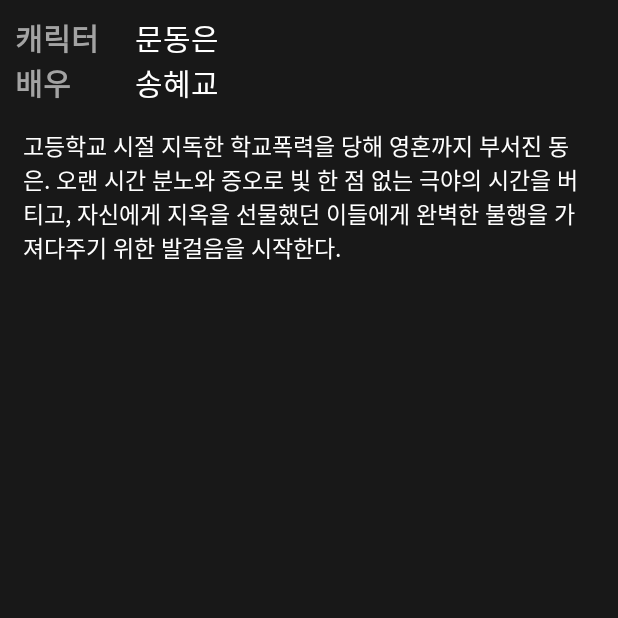
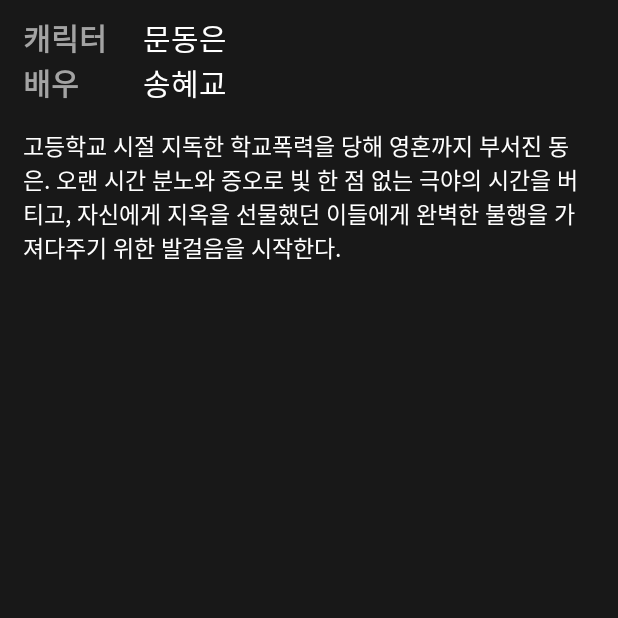
Before and after one commit to changs97/TheGloryCharacters, an Android app: the screen it shows after launch (MainActivity), after a tap on "캐릭터", on a phone screen of 412 x 824 dp, the top half of it. Run offline under Robolectric (Android 15) with nearby library versions, the phone set to English and light mode, and no system bars; our stand-ins replace Timber, data binding; pictures from the network do not load.

Commit message:
프로젝트 구조 변경

```diff
--- a/app/src/main/AndroidManifest.xml
+++ b/app/src/main/AndroidManifest.xml
@@ -14,11 +14,10 @@
         android:supportsRtl="true"
         android:theme="@style/Theme.TheGloryCharacters"
         tools:targetApi="31">
-        <activity
-            android:name=".ui.DetailActivity"
-            android:exported="false" />
+
         <activity
             android:name=".ui.MainActivity"
+            android:screenOrientation="portrait"
             android:exported="true">
             <intent-filter>
                 <action android:name="android.intent.action.MAIN" />
--- a/app/src/main/java/com/changs/theglorycharacters/binding/BindingAdapters.kt
+++ b/app/src/main/java/com/changs/theglorycharacters/binding/BindingAdapters.kt
@@ -20,8 +20,8 @@ fun ViewPager2.setItems(list: List<Character>?) {
 
 @BindingAdapter("character")
 fun CharacterView.setCharacter(character: Character) {
-    characterName.text = character.characterName
-    actorName.text = character.actor
+    setActorName(character.actor)
+    setCharacterName(character.characterName)
 
     Glide.with(context)
         .load(character.image)
--- a/app/src/main/java/com/changs/theglorycharacters/ui/MainActivity.kt
+++ b/app/src/main/java/com/changs/theglorycharacters/ui/MainActivity.kt
@@ -3,8 +3,10 @@ package com.changs.theglorycharacters.ui
 import android.app.ActivityOptions
 import android.content.Intent
 import android.net.Uri
+import android.os.Build
 import android.os.Bundle
 import android.view.View
+import android.view.WindowInsetsController
 import androidx.activity.viewModels
 import androidx.navigation.findNavController
 import androidx.viewpager2.widget.ViewPager2
@@ -22,6 +24,6 @@ class MainActivity : BaseActivity<ActivityMainBinding>(R.layout.activity_main) {
     override fun onCreate(savedInstanceState: Bundle?) {
         super.onCreate(savedInstanceState)
         binding.lifecycleOwner = this
-        binding.viewModel = viewModel
+        binding.viewModel = viewModel // 액티비티의 뷰모델이 필요한가? 현재 홈 프래그먼트의 뷰모델만 필요한거 아닌지 생각
     }
 }
--- a/app/src/main/java/com/changs/theglorycharacters/ui/adapter/CharacterViewHolder.kt
+++ b/app/src/main/java/com/changs/theglorycharacters/ui/adapter/CharacterViewHolder.kt
@@ -15,22 +15,10 @@ class CharacterViewHolder(
 ) : RecyclerView.ViewHolder(binding.root) {
 
     init {
-        //binding.listener = listener
+        binding.listener = listener
     }
 
     fun bind(item: Character) {
-
-        binding.characterItemView.setOnClickListener {
-
-            val directions = HomeFragmentDirections.actionHomeFragmentToDetailFragment(item)
-            val extras = FragmentNavigatorExtras(it to item.characterName)
-
-            itemView.findNavController().navigate(
-                directions,
-                extras
-            )
-        }
-        binding.characterItemView.transitionName = item.characterName
         binding.item = item
         binding.executePendingBindings()
     }
--- a/app/src/main/java/com/changs/theglorycharacters/ui/custom/CharacterView.kt
+++ b/app/src/main/java/com/changs/theglorycharacters/ui/custom/CharacterView.kt
@@ -16,6 +16,7 @@ import androidx.core.content.ContextCompat
 import com.changs.theglorycharacters.R
 
 
+// 개선하기
 class CharacterView : LinearLayout {
     lateinit var characterName: TextView
     lateinit var actorName: TextView
--- a/app/src/main/java/com/changs/theglorycharacters/ui/fragment/DetailFragment.kt
+++ b/app/src/main/java/com/changs/theglorycharacters/ui/fragment/DetailFragment.kt
@@ -1,11 +1,9 @@
 package com.changs.theglorycharacters.ui.fragment
 
 import android.graphics.drawable.Drawable
-import android.os.Build
 import android.os.Bundle
 import android.view.View
 import androidx.navigation.fragment.navArgs
-import androidx.transition.Fade
 import androidx.transition.TransitionInflater
 import com.bumptech.glide.Glide
 import com.bumptech.glide.load.DataSource
@@ -15,6 +13,7 @@ import com.bumptech.glide.request.target.Target
 import com.changs.theglorycharacters.R
 import com.changs.theglorycharacters.base.BaseFragment
 import com.changs.theglorycharacters.databinding.FragmentDetailBinding
+import com.changs.theglorycharacters.data.Character
 
 class DetailFragment : BaseFragment<FragmentDetailBinding>(R.layout.fragment_detail) {
     private val args: DetailFragmentArgs by navArgs()
@@ -25,16 +24,17 @@ class DetailFragment : BaseFragment<FragmentDetailBinding>(R.layout.fragment_det
             .inflateTransition(R.transition.shared_character)
         sharedElementEnterTransition = transition
     }
+
     override fun onViewCreated(view: View, savedInstanceState: Bundle?) {
         super.onViewCreated(view, savedInstanceState)
+        postponeEnterTransition()
+        setCharacter(args.character)
+    }
 
-       postponeEnterTransition()
-
-        val character = args.character
-
-        character?.let {
+    private fun setCharacter(character: Character) {
         binding.detailTxtDescription.text = character.description
         binding.detailCharacter.apply {
+            // 프래그먼트에서 하나하나 바인딩해주는게 맞는가? 데이터바인딩의 장점을 살릴 수 없을까?
             transitionName = character.characterName
             setActorName(character.actor)
             setCharacterName(character.characterName)
@@ -63,4 +63,3 @@ class DetailFragment : BaseFragment<FragmentDetailBinding>(R.layout.fragment_det
         }
     }
 }
-}
--- a/app/src/main/java/com/changs/theglorycharacters/ui/fragment/HomeFragment.kt
+++ b/app/src/main/java/com/changs/theglorycharacters/ui/fragment/HomeFragment.kt
@@ -21,7 +21,7 @@ import com.changs.theglorycharacters.viewmodel.MainViewModel
 import kotlin.math.abs
 
 class HomeFragment : BaseFragment<FragmentHomeBinding>(R.layout.fragment_home), CharacterAdapter.CharacterAdapterListener {
-    private val viewModel: MainViewModel by activityViewModels()
+    private val viewModel: MainViewModel by activityViewModels() // 액티비티의 뷰모델을 공유하는게 좋을지 고민
 
     override fun onViewCreated(view: View, savedInstanceState: Bundle?) {
         super.onViewCreated(view, savedInstanceState)
@@ -32,6 +32,7 @@ class HomeFragment : BaseFragment<FragmentHomeBinding>(R.layout.fragment_home),
         setPager()
 
         binding.homeTxtSee.setOnClickListener {
+            // 고민 후 수정
             val uri = Uri.parse("https://www.netflix.com/kr/title/81519223?source=naver")
             val intent = Intent(Intent.ACTION_VIEW, uri)
             startActivity(intent)
@@ -46,6 +47,7 @@ class HomeFragment : BaseFragment<FragmentHomeBinding>(R.layout.fragment_home),
     private fun setPager() {
         with(binding.homePager) {
             adapter = CharacterAdapter(this@HomeFragment)
+            // 아래 각각의 코드 설명할 수 있도록 하기
             offscreenPageLimit = 1
 
             val nextItemVisiblePx = resources.getDimension(R.dimen.viewpager_next_item_visible)
@@ -77,9 +79,9 @@ class HomeFragment : BaseFragment<FragmentHomeBinding>(R.layout.fragment_home),
         )
     }
 
-    override fun onDestroyView() {
+    override fun onPause() {
         viewModel.currentItemPosition = binding.homePager.currentItem
-        super.onDestroyView()
+        super.onPause()
     }
 
 }
--- a/app/src/main/java/com/changs/theglorycharacters/viewmodel/MainViewModel.kt
+++ b/app/src/main/java/com/changs/theglorycharacters/viewmodel/MainViewModel.kt
@@ -10,12 +10,13 @@ class MainViewModel : ViewModel() {
     val characters: LiveData<List<Character>>
         get() = _characters
 
-    var currentItemPosition = 0
+    var currentItemPosition = 0 //이렇게 하면 뷰모델의 데이터를 뷰에서 마구 수정할 수 있음 어떻게 해야하나 고민
 
     init {
         _characters.value = getCharacter()
     }
 
+    // 데이터 영역에서 샘플 데이터를 가져오도록 수정
     private fun getCharacter() = arrayListOf(
         Character(
             "송혜교",
--- a/app/src/main/res/layout/character_item.xml
+++ b/app/src/main/res/layout/character_item.xml
@@ -11,7 +11,7 @@
     </data>
 
     <androidx.cardview.widget.CardView
-        android:backgroundTint="#4D000000"
+        android:backgroundTint="#B3000000"
         app:cardCornerRadius="8dp"
         android:layout_width="match_parent"
         android:layout_height="match_parent">
@@ -22,6 +22,8 @@
             app:actorNameColor="@color/white"
             android:layout_height="wrap_content"
             android:layout_marginBottom="10dp"
+            android:onClick="@{(view) -> listener.onCharacterClicked(view, item)}"
+            android:transitionName="@{item.characterName}"
             character="@{item}"/>
     </androidx.cardview.widget.CardView>
 </layout>
--- a/app/src/main/res/layout/character_view.xml
+++ b/app/src/main/res/layout/character_view.xml
@@ -10,6 +10,7 @@
         android:layout_height="wrap_content" />
 
     <LinearLayout
+        android:layout_marginStart="5dp"
         android:layout_width="match_parent"
         android:layout_height="wrap_content"
         android:orientation="horizontal">
@@ -31,6 +32,7 @@
     </LinearLayout>
 
     <LinearLayout
+        android:layout_marginStart="5dp"
         android:layout_width="match_parent"
         android:layout_height="wrap_content"
         android:orientation="horizontal">
--- a/app/src/main/res/layout/fragment_home.xml
+++ b/app/src/main/res/layout/fragment_home.xml
@@ -56,6 +56,7 @@
             android:layout_height="wrap_content"
             android:layout_marginEnd="16dp"
             android:layout_marginBottom="16dp"
+            android:textSize="17sp"
             android:textColor="@color/gray"
             android:text="@string/see"
             app:layout_constraintBottom_toBottomOf="parent"
--- a/app/src/main/res/navigation/nav_graph.xml
+++ b/app/src/main/res/navigation/nav_graph.xml
@@ -22,7 +22,6 @@
         tools:layout="@layout/fragment_detail" >
         <argument
             android:name="character"
-            app:argType="com.changs.theglorycharacters.data.Character"
-            app:nullable="true" />
+            app:argType="com.changs.theglorycharacters.data.Character" />
     </fragment>
 </navigation>
```
Lines whose indentation alone changed are shown as unchanged.
